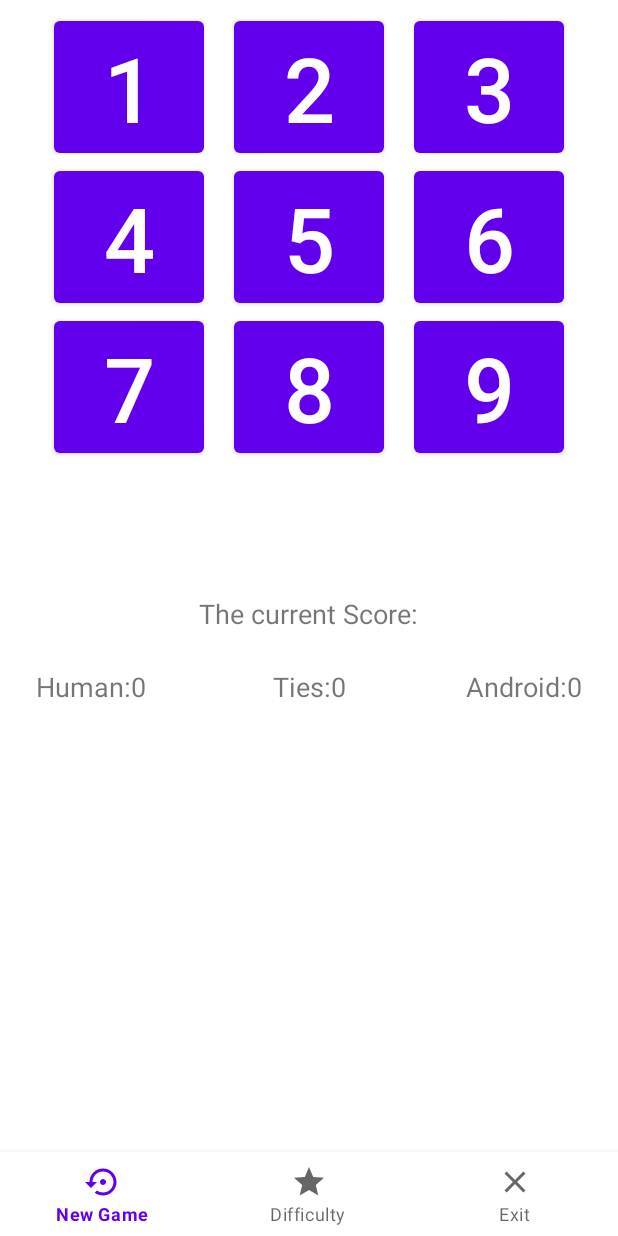
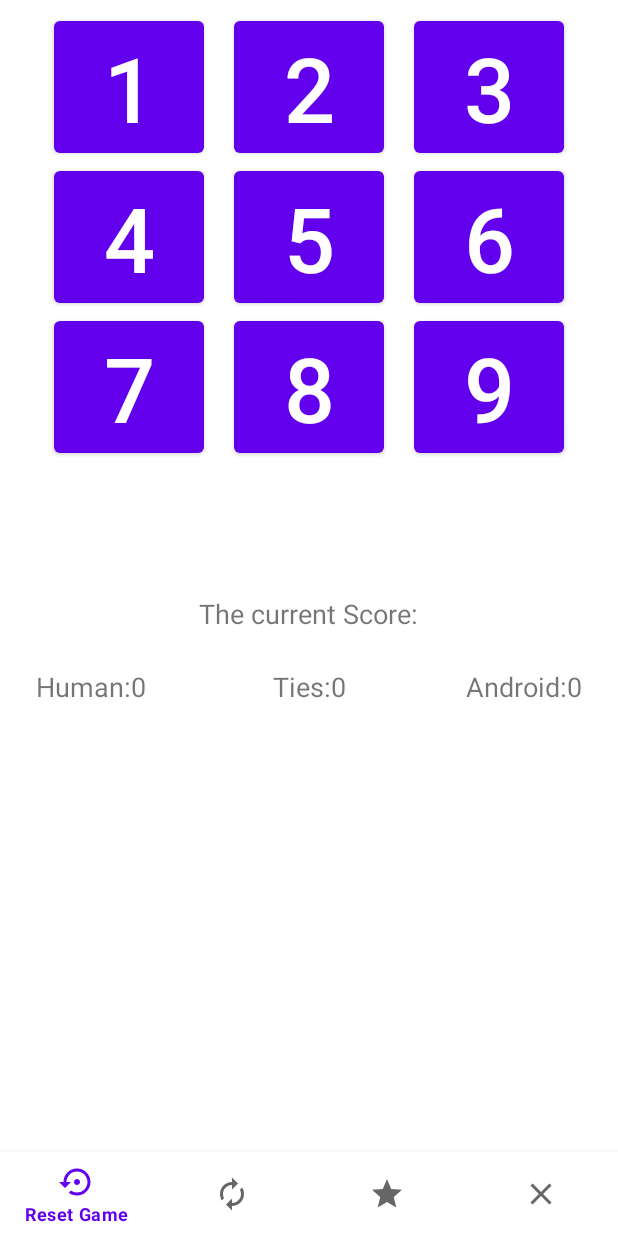
Before and after one commit to LeonardoMercado/talleres_DADM-2021-2, an Android app: the layout activity_main.xml on its own in the app's theme, with its tools: preview values and no code run, on a phone screen of 412 x 824 dp. Run offline under Robolectric (Android 15) with nearby library versions, the phone set to English and light mode, and no system bars.

Commit message:
Se implementa un boton para reset y otro para volver a jugar en el menu

```diff
--- a/02_Reto_4_Tic_Tac_Toe/app/src/main/java/com/rey/timefighter/reto0/tictactoe/leonardo/MainActivity.kt
+++ b/02_Reto_4_Tic_Tac_Toe/app/src/main/java/com/rey/timefighter/reto0/tictactoe/leonardo/MainActivity.kt
@@ -36,6 +36,11 @@
         // Menu actions
         binding.bottomNavigationView.setOnItemSelectedListener { it ->
             when(it.itemId){
+                R.id.reset -> {
+                    clearBoard()
+                    resetScore()
+                    true
+                }
                 R.id.newGame -> {
                     clearBoard() // clear the board
                     true
--- /dev/null
+++ b/02_Reto_4_Tic_Tac_Toe/app/src/main/res/drawable/ic_new_game_32.xml
@@ -0,0 +1,5 @@
+<vector android:height="32dp" android:tint="?attr/colorControlNormal"
+    android:viewportHeight="24" android:viewportWidth="24"
+    android:width="32dp" xmlns:android="http://schemas.android.com/apk/res/android">
+    <path android:fillColor="@android:color/white" android:pathData="M12,6v3l4,-4 -4,-4v3c-4.42,0 -8,3.58 -8,8 0,1.57 0.46,3.03 1.24,4.26L6.7,14.8c-0.45,-0.83 -0.7,-1.79 -0.7,-2.8 0,-3.31 2.69,-6 6,-6zM18.76,7.74L17.3,9.2c0.44,0.84 0.7,1.79 0.7,2.8 0,3.31 -2.69,6 -6,6v-3l-4,4 4,4v-3c4.42,0 8,-3.58 8,-8 0,-1.57 -0.46,-3.03 -1.24,-4.26z"/>
+</vector>
--- a/02_Reto_4_Tic_Tac_Toe/app/src/main/res/menu/botton_menu.xml
+++ b/02_Reto_4_Tic_Tac_Toe/app/src/main/res/menu/botton_menu.xml
@@ -1,13 +1,19 @@
 <?xml version="1.0" encoding="utf-8"?>
 <menu xmlns:android="http://schemas.android.com/apk/res/android">
+
+    <item
+        android:id="@+id/reset"
+        android:title="@string/lblReset"
+        android:icon="@drawable/ic_reset_32"/>
     <item
         android:id="@+id/newGame"
         android:title="@string/lblNewGame"
-        android:icon="@drawable/ic_reset_32"/>
+        android:icon="@drawable/ic_new_game_32"/>
     <item
         android:id="@+id/difficulty"
         android:title="@string/lblDifficulty"
         android:icon="@drawable/ic_difficult_32" />
+
     <item
         android:id="@+id/exit"
         android:title="@string/lblExit"
--- a/02_Reto_4_Tic_Tac_Toe/app/src/main/res/values/strings.xml
+++ b/02_Reto_4_Tic_Tac_Toe/app/src/main/res/values/strings.xml
@@ -1,5 +1,5 @@
 <resources>
-    <string name="app_name">tictactoe</string>
+    <string name="app_name">Tic Tac Toe</string>
     <string name="btn1">1</string>
     <string name="btn2">2</string>
     <string name="btn3">3</string>
@@ -29,6 +29,7 @@
     <!--LABELS MENU-->
     <string name="lblNewGame">New Game</string>
     <string name="lblDifficulty">Difficulty</string>
+    <string name="lblReset">Reset Game</string>
     <string name="lblExit">Exit</string>
 
 
```
Also changed, not shown: 02_Reto_4_Tic_Tac_Toe/app/src/main/res/drawable/reset.png (deleted).
